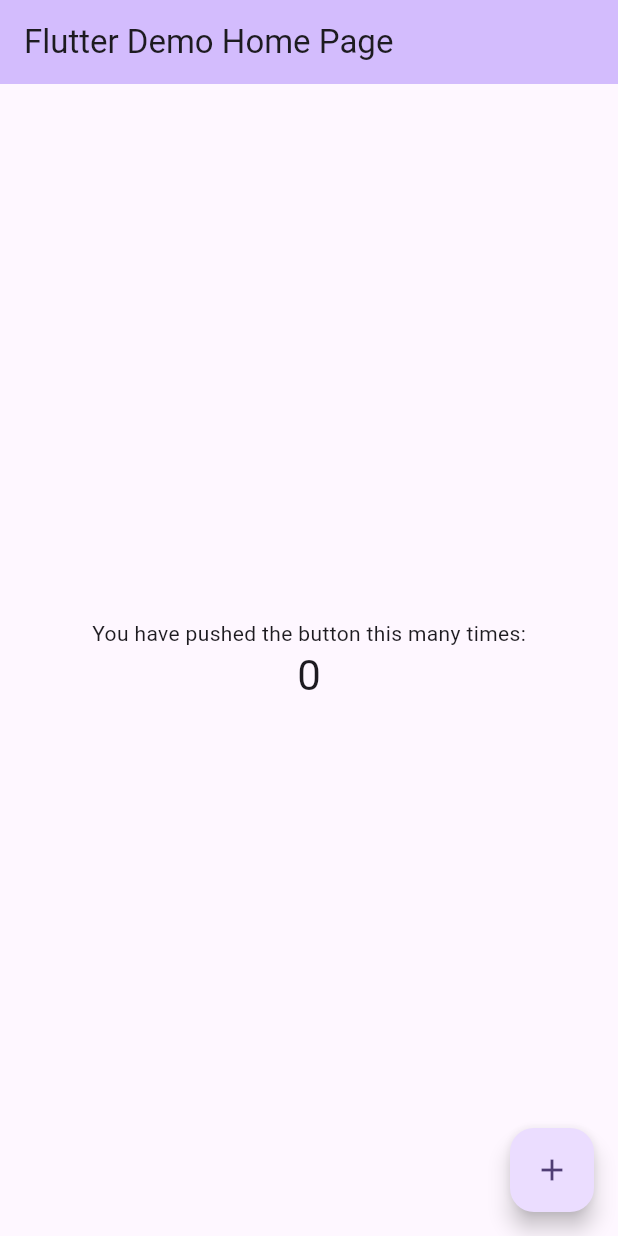
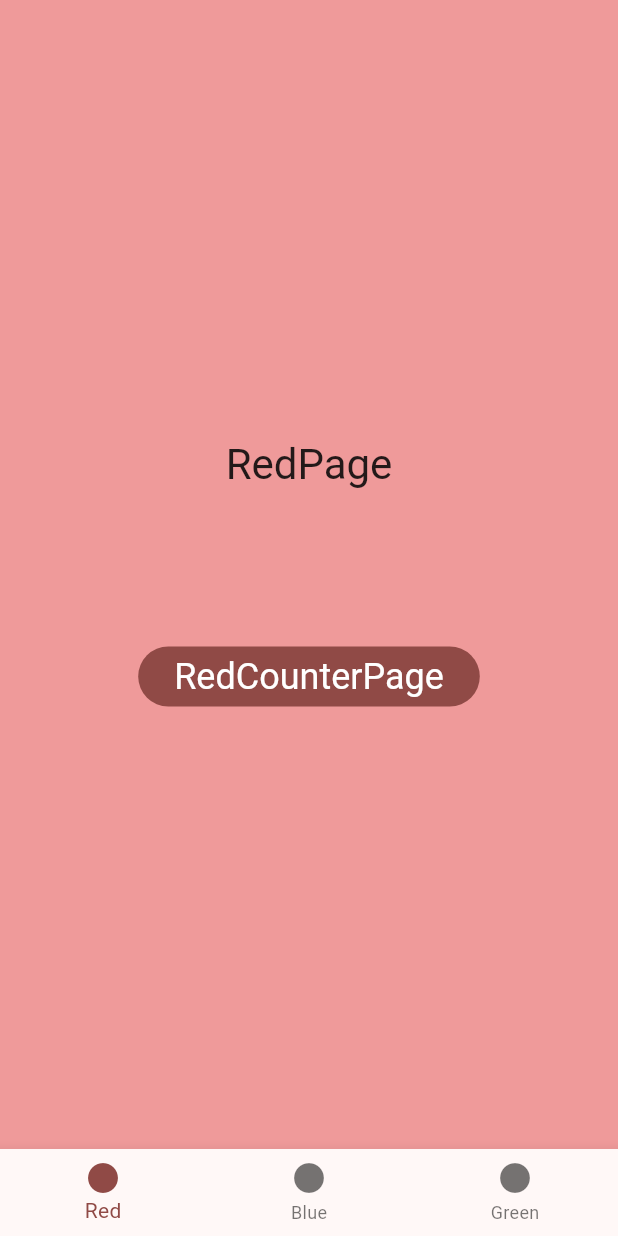
Before and after one commit to internetova/flutter_navigation, a Flutter app: the screen it shows after launch, on a phone screen of 412 x 824 dp. Run offline on Flutter 3.47's test engine with Material 2 defaults, Android fonts, the phone set to English and light mode, and no system bars.

Commit message:
Список экранов

```diff
--- a/lib/main.dart
+++ b/lib/main.dart
@@ -1,125 +1,61 @@
 import 'package:flutter/material.dart';
+import 'package:flutter_navigation/pages/blue/blue_page.dart';
+import 'package:flutter_navigation/pages/green/green_page.dart';
+import 'package:flutter_navigation/pages/red/red_page.dart';
 
 void main() {
   runApp(const MyApp());
 }
 
-class MyApp extends StatelessWidget {
+class MyApp extends StatefulWidget {
   const MyApp({super.key});
 
-  // This widget is the root of your application.
+  @override
+  State<MyApp> createState() => _MyAppState();
+}
+
+class _MyAppState extends State<MyApp> {
+  int _currentIndex = 0;
+
+  final List<Widget> _pages = const[
+    RedPage(),
+    BluePage(),
+    GreenPage(),
+  ];
+
   @override
   Widget build(BuildContext context) {
     return MaterialApp(
       title: 'Flutter Demo',
       theme: ThemeData(
-        // This is the theme of your application.
-        //
-        // TRY THIS: Try running your application with "flutter run". You'll see
-        // the application has a blue toolbar. Then, without quitting the app,
-        // try changing the seedColor in the colorScheme below to Colors.green
-        // and then invoke "hot reload" (save your changes or press the "hot
-        // reload" button in a Flutter-supported IDE, or press "r" if you used
-        // the command line to start the app).
-        //
-        // Notice that the counter didn't reset back to zero; the application
-        // state is not lost during the reload. To reset the state, use hot
-        // restart instead.
-        //
-        // This works for code too, not just values: Most code changes can be
-        // tested with just a hot reload.
-        colorScheme: ColorScheme.fromSeed(seedColor: Colors.deepPurple),
+        colorScheme: ColorScheme.fromSeed(seedColor: Colors.redAccent),
         useMaterial3: true,
       ),
-      home: const MyHomePage(title: 'Flutter Demo Home Page'),
-    );
-  }
-}
-
-class MyHomePage extends StatefulWidget {
-  const MyHomePage({super.key, required this.title});
-
-  // This widget is the home page of your application. It is stateful, meaning
-  // that it has a State object (defined below) that contains fields that affect
-  // how it looks.
-
-  // This class is the configuration for the state. It holds the values (in this
-  // case the title) provided by the parent (in this case the App widget) and
-  // used by the build method of the State. Fields in a Widget subclass are
-  // always marked "final".
-
-  final String title;
-
-  @override
-  State<MyHomePage> createState() => _MyHomePageState();
-}
-
-class _MyHomePageState extends State<MyHomePage> {
-  int _counter = 0;
-
-  void _incrementCounter() {
-    setState(() {
-      // This call to setState tells the Flutter framework that something has
-      // changed in this State, which causes it to rerun the build method below
-      // so that the display can reflect the updated values. If we changed
-      // _counter without calling setState(), then the build method would not be
-      // called again, and so nothing would appear to happen.
-      _counter++;
-    });
-  }
-
-  @override
-  Widget build(BuildContext context) {
-    // This method is rerun every time setState is called, for instance as done
-    // by the _incrementCounter method above.
-    //
-    // The Flutter framework has been optimized to make rerunning build methods
-    // fast, so that you can just rebuild anything that needs updating rather
-    // than having to individually change instances of widgets.
-    return Scaffold(
-      appBar: AppBar(
-        // TRY THIS: Try changing the color here to a specific color (to
-        // Colors.amber, perhaps?) and trigger a hot reload to see the AppBar
-        // change color while the other colors stay the same.
-        backgroundColor: Theme.of(context).colorScheme.inversePrimary,
-        // Here we take the value from the MyHomePage object that was created by
-        // the App.build method, and use it to set our appbar title.
-        title: Text(widget.title),
-      ),
-      body: Center(
-        // Center is a layout widget. It takes a single child and positions it
-        // in the middle of the parent.
-        child: Column(
-          // Column is also a layout widget. It takes a list of children and
-          // arranges them vertically. By default, it sizes itself to fit its
-          // children horizontally, and tries to be as tall as its parent.
-          //
-          // Column has various properties to control how it sizes itself and
-          // how it positions its children. Here we use mainAxisAlignment to
-          // center the children vertically; the main axis here is the vertical
-          // axis because Columns are vertical (the cross axis would be
-          // horizontal).
-          //
-          // TRY THIS: Invoke "debug painting" (choose the "Toggle Debug Paint"
-          // action in the IDE, or press "p" in the console), to see the
-          // wireframe for each widget.
-          mainAxisAlignment: MainAxisAlignment.center,
-          children: <Widget>[
-            const Text(
-              'You have pushed the button this many times:',
+      home: Scaffold(
+        body: _pages[_currentIndex],
+        bottomNavigationBar: BottomNavigationBar(
+          currentIndex: _currentIndex,
+          onTap: (index) {
+            setState(() {
+              _currentIndex = index;
+            });
+          },
+          items: const [
+            BottomNavigationBarItem(
+              icon: Icon(Icons.circle),
+              label: 'Red',
             ),
-            Text(
-              '$_counter',
-              style: Theme.of(context).textTheme.headlineMedium,
+            BottomNavigationBarItem(
+              icon: Icon(Icons.circle),
+              label: 'Blue',
+            ),
+            BottomNavigationBarItem(
+              icon: Icon(Icons.circle),
+              label: 'Green',
             ),
           ],
         ),
       ),
-      floatingActionButton: FloatingActionButton(
-        onPressed: _incrementCounter,
-        tooltip: 'Increment',
-        child: const Icon(Icons.add),
-      ), // This trailing comma makes auto-formatting nicer for build methods.
     );
   }
 }
--- /dev/null
+++ b/lib/pages/red/red_page.dart
@@ -0,0 +1,44 @@
+import 'package:flutter/material.dart';
+import 'package:flutter_navigation/pages/red/red_counter_page.dart';
+
+class RedPage extends StatelessWidget {
+  const RedPage({Key? key}) : super(key: key);
+
+  @override
+  Widget build(BuildContext context) {
+    debugPrint('🔴--------build RedPage');
+    final bgPage = Colors.red[200];
+
+    return Scaffold(
+      backgroundColor: bgPage,
+      body: Center(
+        child: Column(
+          mainAxisSize: MainAxisSize.min,
+          children: [
+            Text(
+              'RedPage',
+              style: Theme.of(context).textTheme.headlineMedium,
+            ),
+            const SizedBox(height: 100),
+            FilledButton(
+              onPressed: () {
+                Navigator.of(context).push(
+                  MaterialPageRoute(
+                    builder: (_) => RedCounterPage(
+                      title: 'RedCounterPage',
+                      backgroundColor: bgPage,
+                    ),
+                  ),
+                );
+              },
+              style: FilledButton.styleFrom(
+                textStyle: Theme.of(context).textTheme.headlineSmall?.copyWith(color: Colors.white),
+              ),
+              child: const Text('RedCounterPage'),
+            )
+          ],
+        ),
+      ),
+    );
+  }
+}
```
Also changed, not shown: lib/pages/blue/blue_counter_page.dart (added, +57 -0 lines), lib/pages/blue/blue_page.dart (added, +45 -0 lines), lib/pages/green/green_counter_page.dart (added, +57 -0 lines), lib/pages/green/green_page.dart (added, +45 -0 lines), lib/pages/main_page.dart (added, +18 -0 lines), lib/pages/red/red_counter_page.dart (added, +57 -0 lines), 2 other files.
